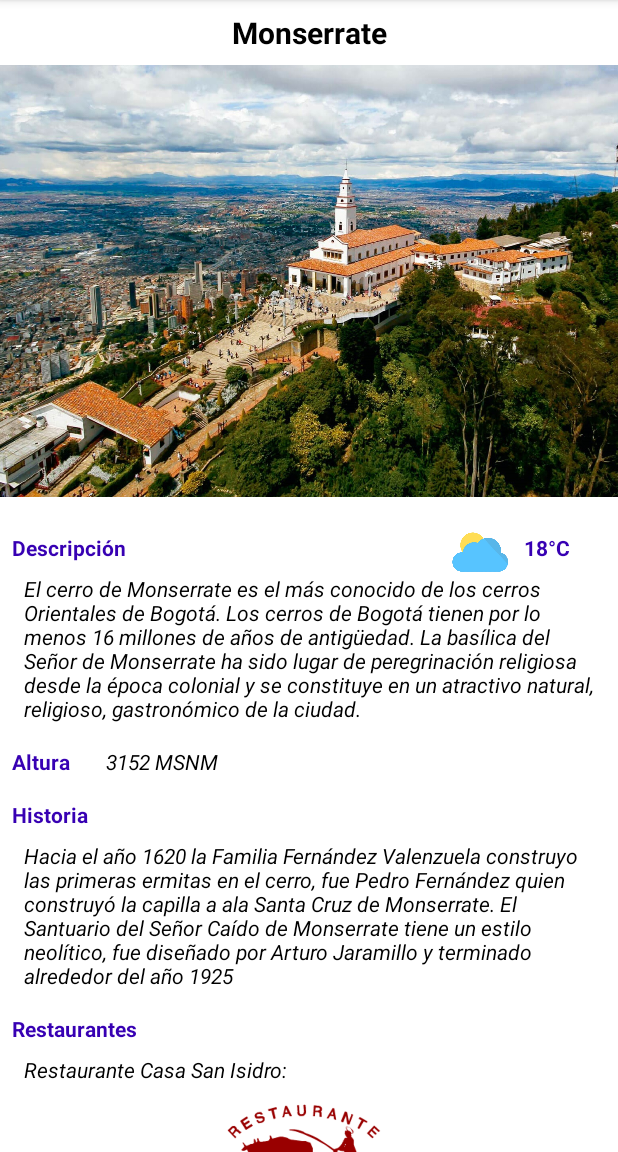
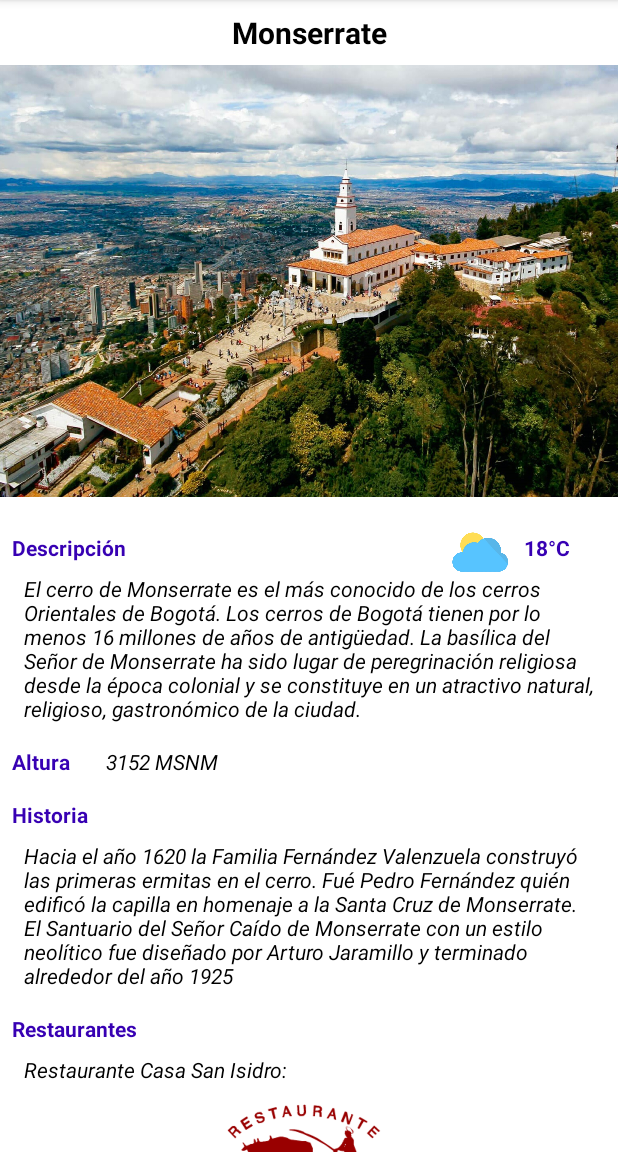
Before and after one commit to Traveloid-MINTIC/Traveloid, an Android app: the screen it shows after launch (MainActivity), on a phone screen of 412 x 824 dp, the part 84-1236 px from its top. Run offline under Robolectric (Android 15) with nearby library versions, the phone set to English and light mode, and no system bars.

Commit message:
Historia y localizacion

```diff
--- a/app/src/main/res/values/strings.xml
+++ b/app/src/main/res/values/strings.xml
@@ -7,7 +7,7 @@
     <string name="value_elevation">3152 MSNM </string>
     <string name="title_elevation">Altura</string>
     <string name="title_history">Historia</string>
-    <string name="value_history"> Hacia el año 1620 la Familia Fernández Valenzuela construyo las primeras ermitas en el cerro, fue Pedro Fernández quien construyó la capilla a ala Santa Cruz de Monserrate. El Santuario del Señor Caído de Monserrate tiene un estilo neolítico, fue diseñado  por Arturo Jaramillo y terminado alrededor del año 1925</string>
+    <string name="value_history"> Hacia el año 1620 la Familia Fernández Valenzuela construyó las primeras ermitas en el cerro. Fué Pedro Fernández quién edificó la capilla en homenaje a la Santa Cruz de Monserrate. El Santuario del Señor Caído de Monserrate con un estilo neolítico fue diseñado  por Arturo Jaramillo y terminado alrededor del año 1925</string>
     <string name="title_restaurants">Restaurantes</string>
     <string name="value_restaurant_1">Restaurante Casa San Isidro:</string>
     <string name="value_description_restaurant_1">Gastronomía europea. Su destacada cocina deleita con un variado menú europeo cuidadosamente diseñado, que se reinventa constantemente con nuevas tendencias que ofrecen las temporadas gastronómicas a lo largo del año.</string>
```
